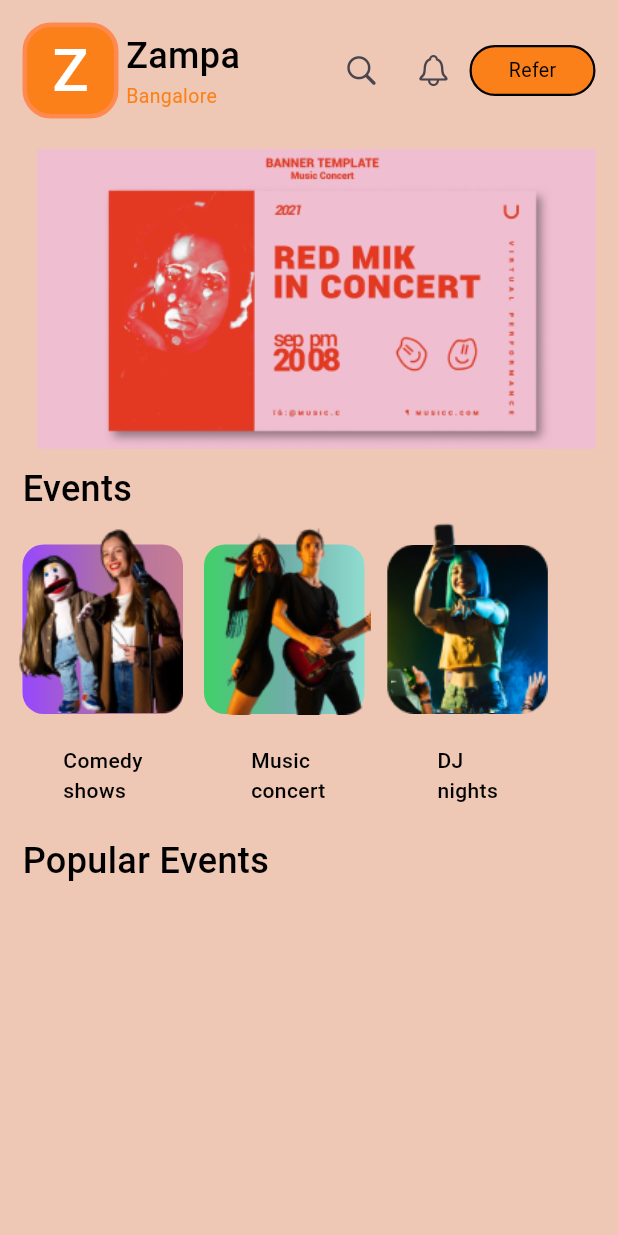
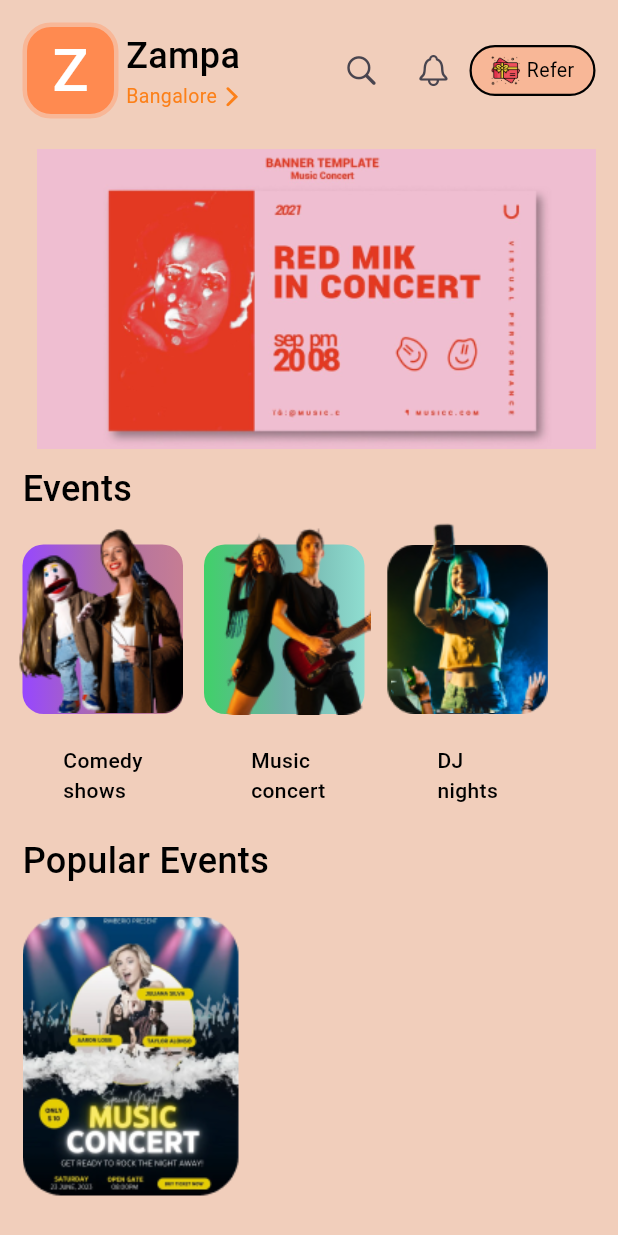
Before and after one commit to Sahi552/BookMyTicket, a Flutter app: the screen it shows after launch, on a phone screen of 412 x 824 dp. Run offline on Flutter 3.47's test engine with Material 3 defaults, Android fonts, the phone set to English and light mode, and no system bars.

Commit message:
fifth commit

```diff
--- a/lib/utils/assest.dart
+++ b/lib/utils/assest.dart
@@ -1,11 +1,21 @@
 class Assest {
   static String home = "assests/images";
 
+  static String gift = "$home/gift.png";
+
+  //template
   static String image1 = "$home/image.png";
   static String image2 = "$home/image2.png";
   static String image3 = "$home/image3.png";
+
+  //events
   static String event1 = "$home/event1.png";
   static String event2 = "$home/event2.png";
   static String event3_1 = "$home/event3.1.png";
   static String event3_2 = "$home/event3.2.png";
+
+  //popular events
+  static String popevent1 = "$home/pop_event1.png";
+  static String popevent2 = "$home/pop_event2.png";
+  static String popevent3 = "$home/pop_event3.png";
 }
--- a/lib/utils/theme.dart
+++ b/lib/utils/theme.dart
@@ -2,7 +2,7 @@ import 'package:flutter/material.dart';
 
 class AppTheme {
   //colors
-  static Color backGroundColor = Color.fromARGB(255, 238, 200, 180);
+  static Color backGroundColor = Color.fromARGB(255, 241, 206, 187);
   static Color groundColor = Color(0xFFF8B797);
   static Color iconBoxColor = Color(0xFFFF8A50);
   static Color footerColor = Color(0xFFFC8019);
--- a/lib/view/pages/home_screen.dart
+++ b/lib/view/pages/home_screen.dart
@@ -1,6 +1,7 @@
 import 'package:bookmyticket/utils/theme.dart';
 import 'package:bookmyticket/view/widgets/appbar.dart';
 import 'package:bookmyticket/view/widgets/event.dart';
+import 'package:bookmyticket/view/widgets/popular_event.dart';
 import 'package:bookmyticket/view/widgets/template.dart';
 import 'package:flutter/material.dart';
 
@@ -37,7 +38,9 @@ class _HomeScreenState extends State<HomeScreen> {
             Text(
               "Popular Events",
               style: AppTheme.heading,
-            )
+            ),
+            SizedBox(height: 20),
+            PopularEvent()
           ],
         ),
       ),
--- a/lib/view/widgets/appbar.dart
+++ b/lib/view/widgets/appbar.dart
@@ -1,3 +1,4 @@
+import 'package:bookmyticket/utils/assest.dart';
 import 'package:bookmyticket/utils/theme.dart';
 import 'package:flutter/cupertino.dart';
 import 'package:flutter/material.dart';
@@ -20,10 +21,10 @@ class _AppbarState extends State<Appbar> {
             height: 64,
             width: 64,
             decoration: BoxDecoration(
-                      color: AppTheme.footerColor,
+              color: AppTheme.iconBoxColor,
               borderRadius: BorderRadius.circular(19.0),
               border: Border.all(
-                        color: AppTheme.iconBoxColor,
+                color: AppTheme.groundColor,
                 width: 3,
               ),
             ),
@@ -44,9 +45,21 @@ class _AppbarState extends State<Appbar> {
                 "Zampa",
                 style: AppTheme.heading,
               ),
+              Row(
+                children: [
                   Text(
                     "Bangalore",
                     style: AppTheme.footer,
+                  ),
+                  GestureDetector(
+                    onTap: () {},
+                    child: Icon(
+                      CupertinoIcons.forward,
+                      size: 20,
+                      color: AppTheme.footerColor,
+                    ),
+                  )
+                ],
               )
             ],
           ),
@@ -63,17 +76,21 @@ class _AppbarState extends State<Appbar> {
             height: 34,
             width: 84,
             decoration: BoxDecoration(
-                      color: AppTheme.footerColor,
+              color: AppTheme.groundColor,
               borderRadius: BorderRadius.circular(17),
               border: Border.all(width: 1.5),
             ),
             child: Row(
-                      mainAxisAlignment: MainAxisAlignment.spaceAround,
+              mainAxisAlignment: MainAxisAlignment.center,
               children: [
+                Image.asset(
+                  Assest.gift,
+                  width: 20,
+                ),
+                SizedBox(width: 4),
                 Text(
                   "Refer",
-                          style: AppTheme.footer
-                              .copyWith(color: AppTheme.headingColor),
+                  style: AppTheme.footer.copyWith(color: AppTheme.headingColor),
                 )
               ],
             ),
--- a/lib/view/widgets/event.dart
+++ b/lib/view/widgets/event.dart
@@ -13,6 +13,7 @@ class Event extends StatelessWidget {
       scrollDirection: Axis.horizontal,
       child: Row(
         spacing: 10,
+        mainAxisAlignment: MainAxisAlignment.start,
         children: [
           Events(
             eventImage: Assest.event1,
--- /dev/null
+++ b/lib/view/widgets/popular_event.dart
@@ -0,0 +1,33 @@
+import 'package:bookmyticket/utils/assest.dart';
+import 'package:flutter/material.dart';
+
+class PopularEvent extends StatelessWidget {
+  const PopularEvent({super.key});
+
+  @override
+  Widget build(BuildContext context) {
+    return SingleChildScrollView(
+      scrollDirection: Axis.horizontal,
+      child: Row(
+        children: [
+          Column(
+            children: [
+              Container(
+                width: 144,
+                height: 186,
+                decoration: BoxDecoration(
+                  borderRadius: BorderRadius.circular(15),
+                  image: DecorationImage(
+                    image: AssetImage(
+                      Assest.popevent1,
+                    ),
+                  ),
+                ),
+              )
+            ],
+          )
+        ],
+      ),
+    );
+  }
+}
```
Also changed, not shown: assests/images/pop_event1.png (added), assests/images/pop_event2.png (added), assests/images/pop_event3.png (added). Lines whose indentation alone changed are shown as unchanged.
